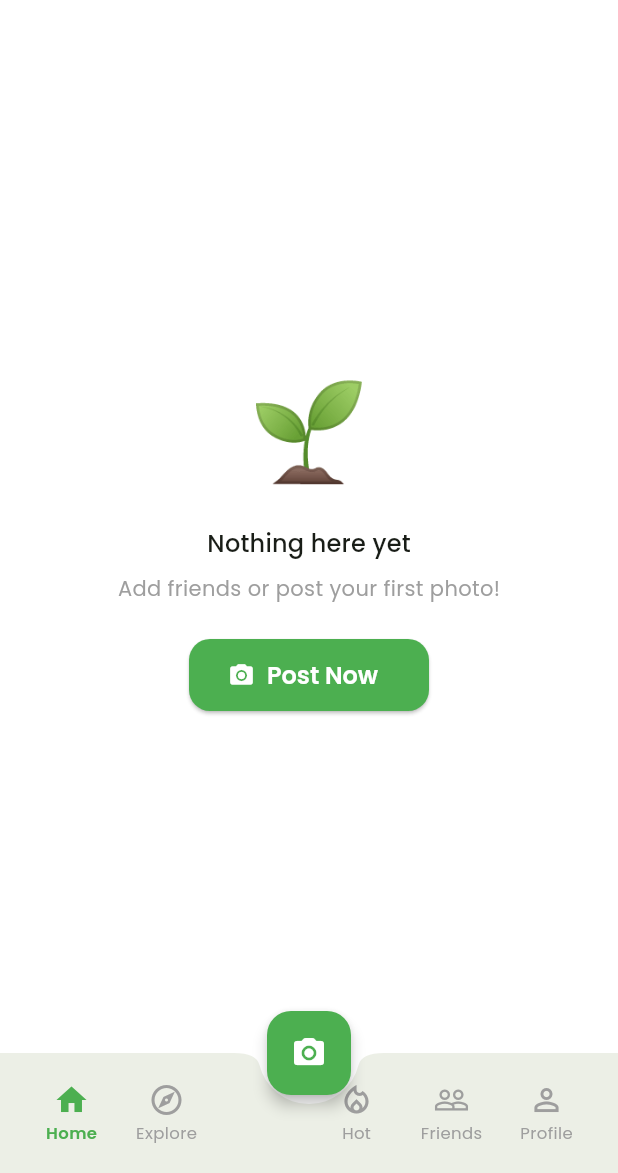
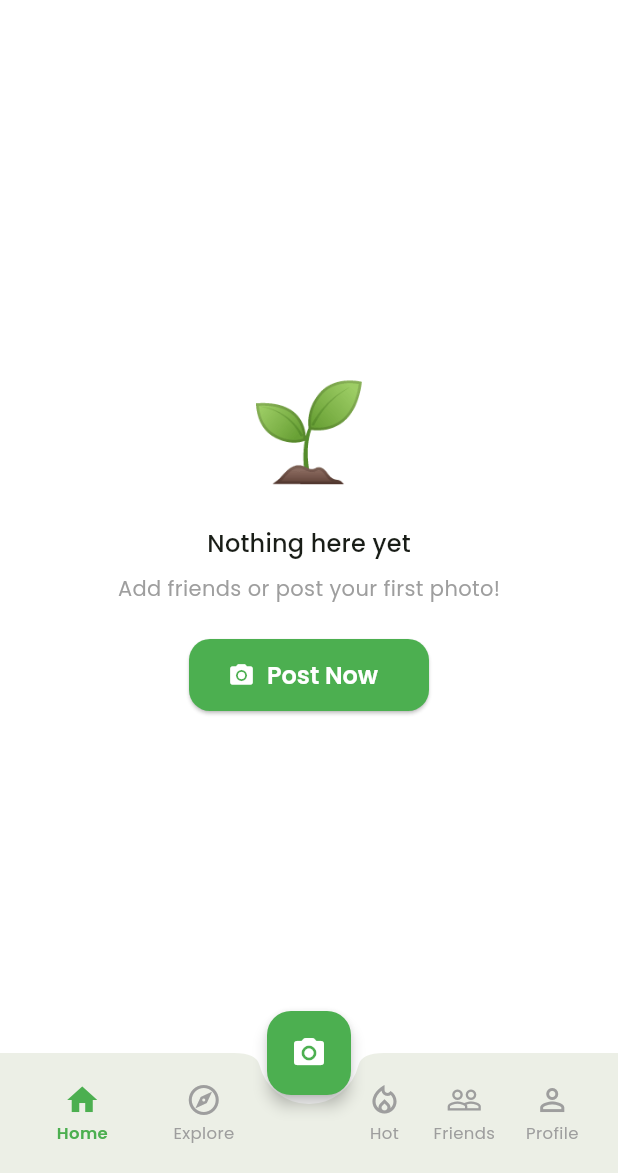
Before and after one commit to RobbeG-immalle/Touch-Grass, a Flutter app: the HomeScreen screen opened by its route, on a phone screen of 412 x 824 dp, the part 63-1236 px from its top. Run offline on Flutter 3.47's test engine with Material 3 defaults, Android fonts, the phone set to English and light mode, and no system bars; our stand-ins replace cached_network_image, cloud_firestore, firebase_auth, firebase_core, firebase_messaging, firebase_storage and 9 more; missing offline and left inert: dart:js_interop; accounts and stored records are empty; generated files the repository leaves out were written again.

Commit message:
Fix post visibility after creation and bottom nav bar alignment
- PostsProvider: Store StreamSubscriptions and cancel before re-subscribing
  to prevent subscription leaks that caused posts not to appear instantly
- PostsProvider: Guard updateUser to skip re-subscribing when UID unchanged
- PostsProvider: Clear feed/userPosts and cancel subs on logout
- BottomNavBar: Split items into two equal Expanded halves with a fixed-width
  center gap (56px) for the FAB, preventing the Hot icon from overlapping
  with the camera button
- BottomNavBar: Remove Expanded from _NavItem, use spaceAround in sub-Rows

Co-authored-by: RobbeG-immalle <31651143+RobbeG-immalle@users.noreply.github.com>
Agent-Logs-Url: https://github.com/RobbeG-immalle/Touch-Grass/sessions/f42614e9-01a7-4a81-95e7-70620b2ee7ce

```diff
--- a/lib/widgets/bottom_nav_bar.dart
+++ b/lib/widgets/bottom_nav_bar.dart
@@ -19,6 +19,11 @@ class AppBottomNavBar extends StatelessWidget {
       notchMargin: 6,
       child: Row(
         children: [
+          // Left half – two items evenly distributed
+          Expanded(
+            child: Row(
+              mainAxisAlignment: MainAxisAlignment.spaceAround,
+              children: [
                 _NavItem(
                   icon: Icons.home_outlined,
                   activeIcon: Icons.home,
@@ -35,8 +40,16 @@ class AppBottomNavBar extends StatelessWidget {
                   currentIndex: currentIndex,
                   onTap: onTap,
                 ),
+              ],
+            ),
+          ),
           // Spacer for the FAB notch
-          const Expanded(child: SizedBox()),
+          const SizedBox(width: 56),
+          // Right half – three items evenly distributed
+          Expanded(
+            child: Row(
+              mainAxisAlignment: MainAxisAlignment.spaceAround,
+              children: [
                 _NavItem(
                   icon: Icons.local_fire_department_outlined,
                   activeIcon: Icons.local_fire_department,
@@ -60,6 +73,9 @@ class AppBottomNavBar extends StatelessWidget {
                   index: 4,
                   currentIndex: currentIndex,
                   onTap: onTap,
+                ),
+              ],
+            ),
           ),
         ],
       ),
@@ -91,11 +107,10 @@ class _NavItem extends StatelessWidget {
         ? Theme.of(context).colorScheme.primary
         : Colors.grey;
 
-    return Expanded(
-      child: InkWell(
+    return InkWell(
       onTap: () => onTap(index),
       child: Padding(
-          padding: const EdgeInsets.symmetric(vertical: 6),
+        padding: const EdgeInsets.symmetric(vertical: 6, horizontal: 8),
         child: Column(
           mainAxisSize: MainAxisSize.min,
           children: [
@@ -113,7 +128,6 @@ class _NavItem extends StatelessWidget {
           ],
         ),
       ),
-      ),
     );
   }
 }
```
Also changed, not shown: lib/providers/posts_provider.dart (+25 -3 lines). Lines whose indentation alone changed are shown as unchanged.
